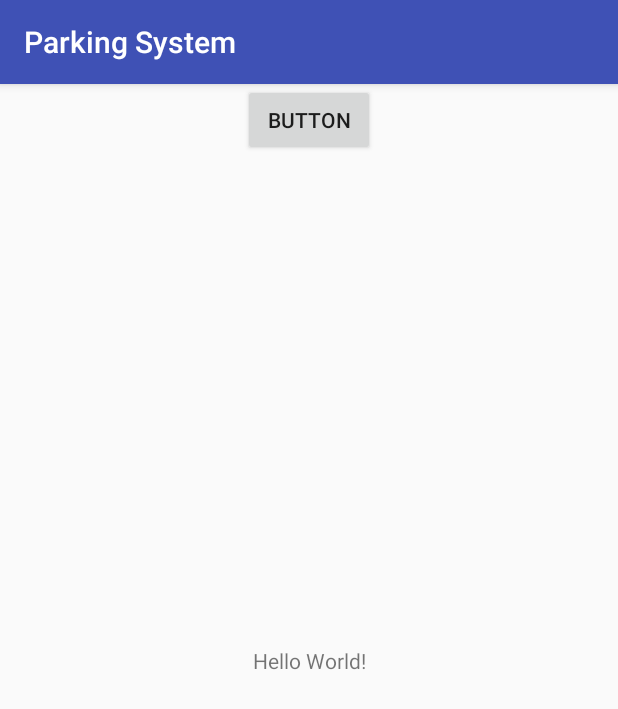
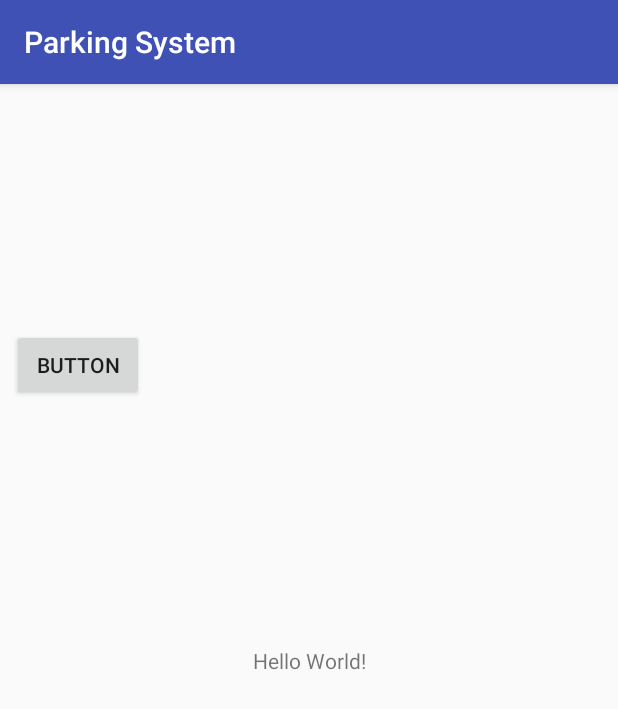
Before and after one commit to heartcase/ECE4564F17T6, an Android app: the screen it shows after launch (MainActivity), on a phone screen of 412 x 824 dp. Shown: the top 709 px of the screen. Run offline under Robolectric (Android 15) with nearby library versions, the phone set to English and light mode, and no system bars; libraries missing offline, so code that uses them is left out: com.google.zxing.integration.

Commit message:
app update

```diff
--- a/Android/project/app/src/main/AndroidManifest.xml
+++ b/Android/project/app/src/main/AndroidManifest.xml
@@ -16,6 +16,7 @@
                 <category android:name="android.intent.category.LAUNCHER" />
             </intent-filter>
         </activity>
+        <activity android:name=".LoginActivity"></activity>
     </application>
 
 </manifest>
--- a/Android/project/app/src/main/res/layout/activity_main.xml
+++ b/Android/project/app/src/main/res/layout/activity_main.xml
@@ -7,6 +7,7 @@
     tools:context="com.example.pc.parkingsystem.MainActivity">
 
     <TextView
+        android:id="@+id/textView3"
         android:layout_width="wrap_content"
         android:layout_height="wrap_content"
         android:text="Hello World!"
@@ -19,9 +20,13 @@
         android:id="@+id/button"
         android:layout_width="wrap_content"
         android:layout_height="wrap_content"
+        android:layout_marginBottom="8dp"
+        android:layout_marginStart="8dp"
+        android:layout_marginTop="8dp"
         android:text="Button"
-        app:layout_constraintLeft_toLeftOf="parent"
+        app:layout_constraintBottom_toTopOf="@+id/textView3"
         app:layout_constraintRight_toRightOf="parent"
-        tools:layout_editor_absoluteY="109dp" />
+        app:layout_constraintStart_toStartOf="parent"
+        app:layout_constraintTop_toTopOf="parent" />
 
 </android.support.constraint.ConstraintLayout>
--- a/Android/project/app/src/main/res/layout/login_screen.xml
+++ b/Android/project/app/src/main/res/layout/login_screen.xml
@@ -49,8 +49,8 @@
             android:id="@+id/input_password"
             android:layout_width="match_parent"
             android:layout_height="wrap_content"
-            android:singleLine="true"
-            android:hint="Password" />
+            android:hint="Password"
+            android:inputType="textPassword" />
 
     </android.support.design.widget.TextInputLayout>
 
```
Also changed, not shown: Android/project/app/src/main/java/com/example/pc/parkingsystem/LoginActivity.java (added, +40 -0 lines), Android/project/app/src/main/res/layout/check_in_screen.xml (+45 -1 lines).
